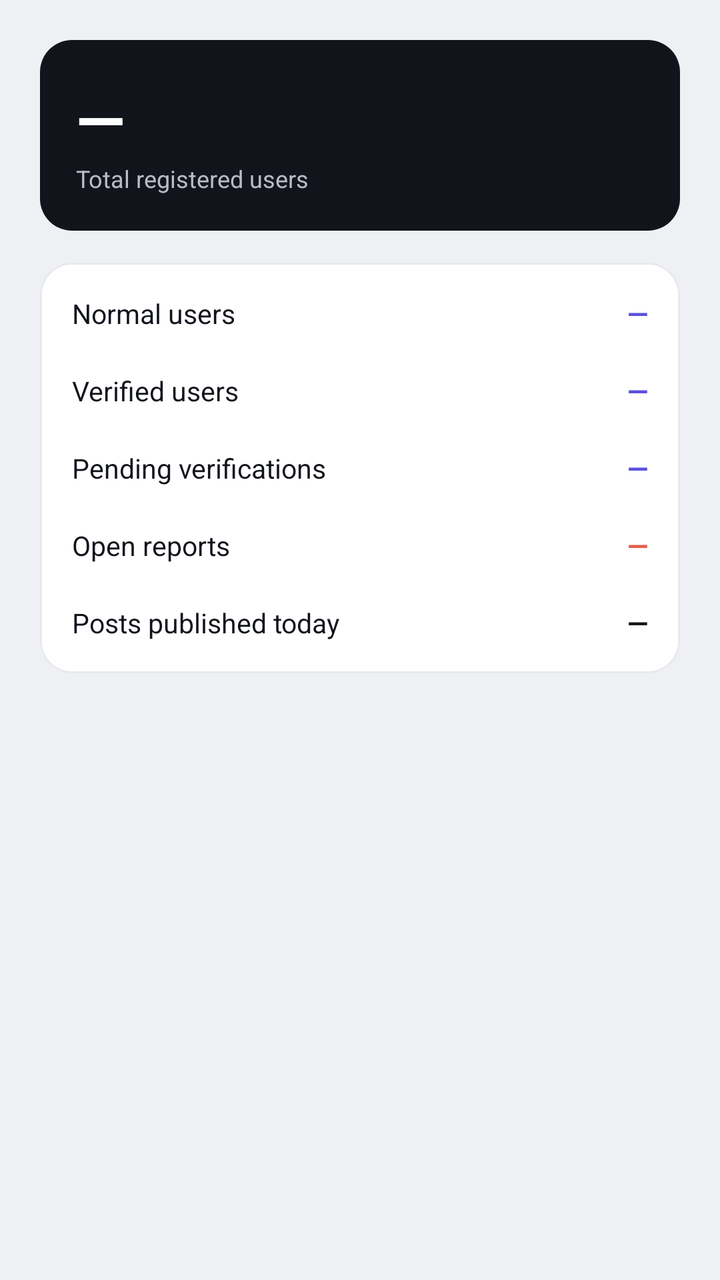
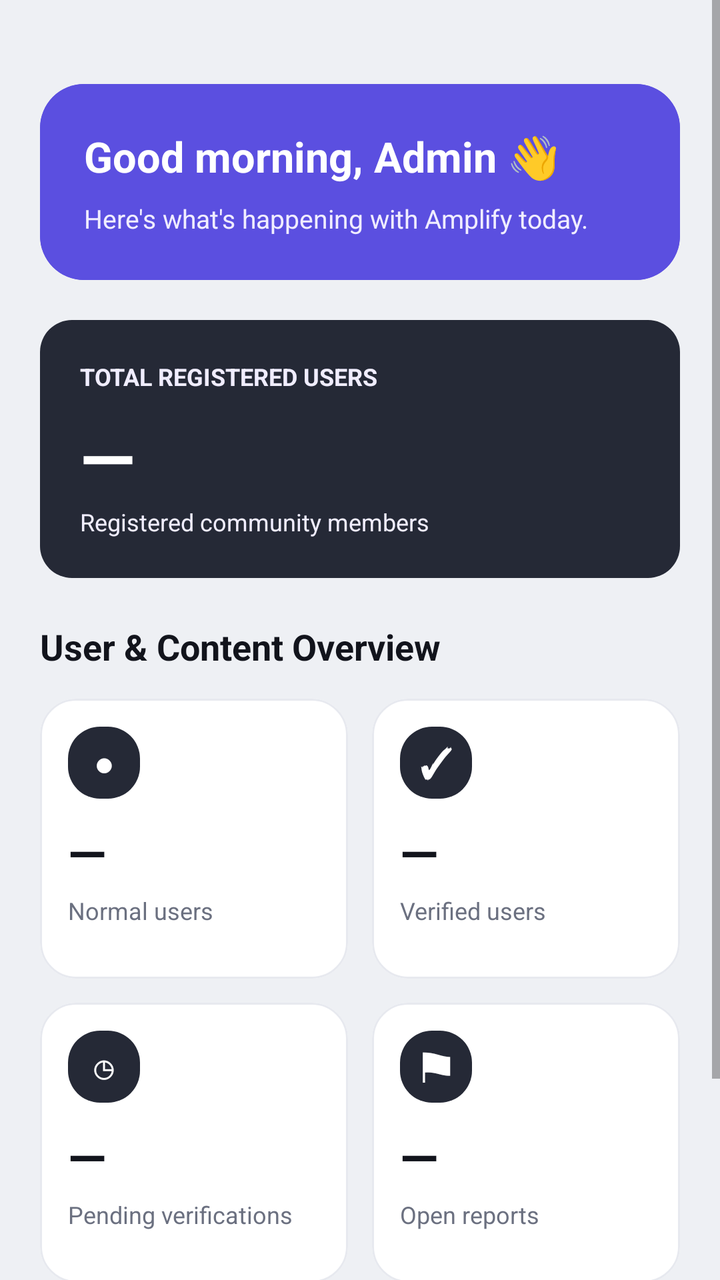

Before-and-after screenshots of an Android layout around one commit, followed by the original layout XML and the change that was made.
<!-- AndroidManifest.xml: application theme Theme.Amplify -->
<!-- res/layout/fragment_admin_home.xml -->
<?xml version="1.0" encoding="utf-8"?>
<LinearLayout
    xmlns:android="http://schemas.android.com/apk/res/android"
    android:layout_width="match_parent"
    android:layout_height="match_parent"
    android:orientation="vertical"
    android:background="@color/paper"
    android:padding="20dp">

    
    <LinearLayout
        android:layout_width="match_parent"
        android:layout_height="wrap_content"
        android:orientation="vertical"
        android:background="@drawable/bg_stat_box"
        android:padding="18dp"
        android:layout_marginBottom="16dp">

        <TextView
            android:id="@+id/tvTotalUsers"
            android:layout_width="wrap_content"
            android:layout_height="wrap_content"
            android:text="—"
            android:textSize="32sp"
            android:textStyle="bold"
            android:textColor="@color/white" />

        <TextView
            android:layout_width="wrap_content"
            android:layout_height="wrap_content"
            android:text="Total registered users"
            android:textSize="12sp"
            android:textColor="#B9BCC7" />

    </LinearLayout>

    
    <com.google.android.material.card.MaterialCardView
        style="@style/Amplify.Card"
        android:layout_width="match_parent"
        android:layout_height="wrap_content">

        <LinearLayout
            android:layout_width="match_parent"
            android:layout_height="wrap_content"
            android:orientation="vertical"
            android:padding="6dp">

            
            <LinearLayout
                android:layout_width="match_parent"
                android:layout_height="wrap_content"
                android:orientation="horizontal"
                android:padding="10dp">

                <TextView
                    android:layout_width="0dp"
                    android:layout_height="wrap_content"
                    android:layout_weight="1"
                    android:text="Normal users"
                    android:textSize="13.5sp"
                    android:textColor="@color/ink" />

                <TextView
                    android:id="@+id/tvNormalUsers"
                    android:layout_width="wrap_content"
                    android:layout_height="wrap_content"
                    android:text="—"
                    android:textSize="13.5sp"
                    android:textStyle="bold"
                    android:textColor="@color/accent" />

            </LinearLayout>

            
            <LinearLayout
                android:layout_width="match_parent"
                android:layout_height="wrap_content"
                android:orientation="horizontal"
                android:padding="10dp">

                <TextView
                    android:layout_width="0dp"
                    android:layout_height="wrap_content"
                    android:layout_weight="1"
                    android:text="Verified users"
                    android:textSize="13.5sp"
                    android:textColor="@color/ink" />

                <TextView
                    android:id="@+id/tvVerifiedUsers"
                    android:layout_width="wrap_content"
                    android:layout_height="wrap_content"
                    android:text="—"
                    android:textSize="13.5sp"
                    android:textStyle="bold"
                    android:textColor="@color/accent" />

            </LinearLayout>

            
            <LinearLayout
                android:layout_width="match_parent"
                android:layout_height="wrap_content"
                android:orientation="horizontal"
                android:padding="10dp">

                <TextView
                    android:layout_width="0dp"
                    android:layout_height="wrap_content"
                    android:layout_weight="1"
                    android:text="Pending verifications"
                    android:textSize="13.5sp"
                    android:textColor="@color/ink" />

                <TextView
                    android:id="@+id/tvPendingVerifications"
                    android:layout_width="wrap_content"
                    android:layout_height="wrap_content"
                    android:text="—"
                    android:textSize="13.5sp"
                    android:textStyle="bold"
                    android:textColor="@color/accent" />

            </LinearLayout>

            
            <LinearLayout
                android:layout_width="match_parent"
                android:layout_height="wrap_content"
                android:orientation="horizontal"
                android:padding="10dp">

                <TextView
                    android:layout_width="0dp"
                    android:layout_height="wrap_content"
                    android:layout_weight="1"
                    android:text="Open reports"
                    android:textSize="13.5sp"
                    android:textColor="@color/ink" />

                <TextView
                    android:id="@+id/tvOpenReports"
                    android:layout_width="wrap_content"
                    android:layout_height="wrap_content"
                    android:text="—"
                    android:textSize="13.5sp"
                    android:textStyle="bold"
                    android:textColor="@color/coral" />

            </LinearLayout>

            
            <LinearLayout
                android:layout_width="match_parent"
                android:layout_height="wrap_content"
                android:orientation="horizontal"
                android:padding="10dp">

                <TextView
                    android:layout_width="0dp"
                    android:layout_height="wrap_content"
                    android:layout_weight="1"
                    android:text="Posts published today"
                    android:textSize="13.5sp"
                    android:textColor="@color/ink" />

                <TextView
                    android:id="@+id/tvPostsToday"
                    android:layout_width="wrap_content"
                    android:layout_height="wrap_content"
                    android:text="—"
                    android:textSize="13.5sp"
                    android:textStyle="bold"
                    android:textColor="@color/ink" />

            </LinearLayout>

        </LinearLayout>

    </com.google.android.material.card.MaterialCardView>

</LinearLayout>
<!-- resources referenced by this layout -->
<resources>
  <color name="accent">#5B4FE0</color>
  <color name="coral">#E85D4C</color>
  <color name="ink">#12141C</color>
  <color name="paper">#EEF0F4</color>
  <color name="white">#FFFFFF</color>
  <!-- drawable bg_stat_box (drawable) -->
  <?xml version="1.0" encoding="utf-8"?>
  <shape xmlns:android="http://schemas.android.com/apk/res/android" android:shape="rectangle">
      <solid android:color="@color/ink" />
      <corners android:radius="16dp" />
  </shape>
  <style name="Amplify.Card" parent="Widget.MaterialComponents.CardView">
          <item name="cardCornerRadius">16dp</item>
          <item name="cardElevation">0dp</item>
          <item name="strokeColor">@color/line_soft</item>
          <item name="strokeWidth">1dp</item>
          <item name="cardBackgroundColor">@color/surface</item>
      </style>
  <style name="Theme.Amplify" parent="Theme.MaterialComponents.Light.NoActionBar">
          <item name="colorPrimary">@color/accent</item>
          <item name="colorPrimaryDark">@color/ink</item>
          <item name="colorAccent">@color/accent</item>
          <item name="android:windowBackground">@color/paper</item>
          <item name="android:statusBarColor">@color/surface</item>
          <item name="android:windowLightStatusBar">true</item>
      </style>
  <color name="line_soft">#E7E9EF</color>
  <color name="surface">#FFFFFF</color>
</resources>

<!-- the commit's change to res/layout/fragment_admin_home.xml (unified diff, before → after) -->
@@ -1,183 +1,387 @@
 <?xml version="1.0" encoding="utf-8"?>
-<LinearLayout
+<ScrollView
     xmlns:android="http://schemas.android.com/apk/res/android"
+    xmlns:app="http://schemas.android.com/apk/res-auto"
     android:layout_width="match_parent"
     android:layout_height="match_parent"
-    android:orientation="vertical"
     android:background="@color/paper"
-    android:padding="20dp">
-
-    
+    android:fillViewport="true"
+    android:clipToPadding="false">
+
     <LinearLayout
         android:layout_width="match_parent"
         android:layout_height="wrap_content"
         android:orientation="vertical"
-        android:background="@drawable/bg_stat_box"
-        android:padding="18dp"
-        android:layout_marginBottom="16dp">
-
-        <TextView
-            android:id="@+id/tvTotalUsers"
-            android:layout_width="wrap_content"
-            android:layout_height="wrap_content"
-            android:text="—"
-            android:textSize="32sp"
-            android:textStyle="bold"
-            android:textColor="@color/white" />
-
-        <TextView
-            android:layout_width="wrap_content"
-            android:layout_height="wrap_content"
-            android:text="Total registered users"
-            android:textSize="12sp"
-            android:textColor="#B9BCC7" />
-
-    </LinearLayout>
-
-    
-    <com.google.android.material.card.MaterialCardView
-        style="@style/Amplify.Card"
-        android:layout_width="match_parent"
-        android:layout_height="wrap_content">
-
+        android:padding="20dp">
+
+        
         <LinearLayout
             android:layout_width="match_parent"
             android:layout_height="wrap_content"
-            android:orientation="vertical"
-            android:padding="6dp">
-
-            
+            android:orientation="horizontal"
+            android:gravity="center_vertical"
+            android:layout_marginBottom="22dp">
+
+            <LinearLayout
+                android:layout_width="0dp"
+                android:layout_height="wrap_content"
+                android:layout_weight="1"
+                android:orientation="vertical"
+                android:paddingStart="12dp">
+
+            </LinearLayout>
+        </LinearLayout>
+
+        
+        <com.google.android.material.card.MaterialCardView
+            android:layout_width="match_parent"
+            android:layout_height="wrap_content"
+            android:layout_marginBottom="20dp"
+            app:cardBackgroundColor="@color/accent"
+            app:cardCornerRadius="22dp"
+            app:cardElevation="0dp"
+            app:strokeWidth="0dp">
+
             <LinearLayout
                 android:layout_width="match_parent"
                 android:layout_height="wrap_content"
+                android:background="@color/accent"
+                android:orientation="vertical"
+                android:padding="22dp">
+
+                <TextView
+                    android:layout_width="match_parent"
+                    android:layout_height="wrap_content"
+                    android:text="Good morning, Admin 👋"
+                    android:textColor="@color/white"
+                    android:textSize="21sp"
+                    android:textStyle="bold" />
+
+                <TextView
+                    android:layout_width="match_parent"
+                    android:layout_height="wrap_content"
+                    android:layout_marginTop="8dp"
+                    android:text="Here's what's happening with Amplify today."
+                    android:textColor="#F0EDFF"
+                    android:textSize="13sp" />
+            </LinearLayout>
+        </com.google.android.material.card.MaterialCardView>
+
+        
+        <LinearLayout
+            android:layout_width="match_parent"
+            android:layout_height="wrap_content"
+            android:orientation="vertical"
+            android:background="@drawable/bg_stat_box"
+            android:padding="20dp"
+            android:layout_marginBottom="22dp">
+
+            <TextView
+                android:layout_width="wrap_content"
+                android:layout_height="wrap_content"
+                android:text="TOTAL REGISTERED USERS"
+                android:textSize="12sp"
+                android:textStyle="bold"
+                android:textColor="#F0EDFF" />
+
+            <TextView
+                android:id="@+id/tvTotalUsers"
+                android:layout_width="wrap_content"
+                android:layout_height="wrap_content"
+                android:layout_marginTop="8dp"
+                android:text="—"
+                android:textSize="36sp"
+                android:textStyle="bold"
+                android:textColor="@color/white" />
+
+            <TextView
+                android:layout_width="wrap_content"
+                android:layout_height="wrap_content"
+                android:text="Registered community members"
+                android:textSize="12sp"
+                android:textColor="#F0EDFF" />
+        </LinearLayout>
+
+        
+        <TextView
+            android:layout_width="match_parent"
+            android:layout_height="wrap_content"
+            android:layout_marginBottom="14dp"
+            android:text="User &amp; Content Overview"
+            android:textColor="@color/ink"
+            android:textSize="18sp"
+            android:textStyle="bold" />
+
+        
+        <LinearLayout
+            android:layout_width="match_parent"
+            android:layout_height="wrap_content"
+            android:orientation="horizontal"
+            android:baselineAligned="false">
+
+            
+            <com.google.android.material.card.MaterialCardView
+                android:layout_width="0dp"
+                android:layout_height="140dp"
+                android:layout_weight="1"
+                android:layout_marginEnd="6dp"
+                android:layout_marginBottom="12dp"
+                app:cardBackgroundColor="@color/surface"
+                app:cardCornerRadius="18dp"
+                app:cardElevation="0dp"
+                app:strokeColor="@color/line_soft"
+                app:strokeWidth="1dp">
+
+                <LinearLayout
+                    android:layout_width="match_parent"
+                    android:layout_height="match_parent"
+                    android:orientation="vertical"
+                    android:padding="14dp">
+
+                    <TextView
+                        android:layout_width="36dp"
+                        android:layout_height="36dp"
+                        android:background="@drawable/bg_stat_box"
+                        android:gravity="center"
+                        android:text="●"
+                        android:textColor="@color/white"
+                        android:textSize="17sp" />
+
+                    <TextView
+                        android:id="@+id/tvNormalUsers"
+                        android:layout_width="match_parent"
+                        android:layout_height="wrap_content"
+                        android:layout_marginTop="10dp"
+                        android:text="—"
+                        android:textColor="@color/ink"
+                        android:textSize="25sp"
+                        android:textStyle="bold" />
+
+                    <TextView
+                        android:layout_width="match_parent"
+                        android:layout_height="wrap_content"
+                        android:layout_marginTop="4dp"
+                        android:text="Normal users"
+                        android:textColor="@color/muted"
+                        android:textSize="12sp" />
+                </LinearLayout>
+            </com.google.android.material.card.MaterialCardView>
+
+            
+            <com.google.android.material.card.MaterialCardView
+                android:layout_width="0dp"
+                android:layout_height="140dp"
+                android:layout_weight="1"
+                android:layout_marginStart="6dp"
+                android:layout_marginBottom="12dp"
+                app:cardBackgroundColor="@color/surface"
+                app:cardCornerRadius="18dp"
+                app:cardElevation="0dp"
+                app:strokeColor="@color/line_soft"
+                app:strokeWidth="1dp">
+
+                <LinearLayout
+                    android:layout_width="match_parent"
+                    android:layout_height="match_parent"
+                    android:orientation="vertical"
+                    android:padding="14dp">
+
+                    <TextView
+                        android:layout_width="36dp"
+                        android:layout_height="36dp"
+                        android:background="@drawable/bg_stat_box"
+                        android:gravity="center"
+                        android:text="✓"
+                        android:textColor="@color/white"
+                        android:textSize="20sp"
+                        android:textStyle="bold" />
+
+                    <TextView
+                        android:id="@+id/tvVerifiedUsers"
+                        android:layout_width="match_parent"
+                        android:layout_height="wrap_content"
+                        android:layout_marginTop="10dp"
+                        android:text="—"
+                        android:textColor="@color/ink"
+                        android:textSize="25sp"
+                        android:textStyle="bold" />
+
+                    <TextView
+                        android:layout_width="match_parent"
+                        android:layout_height="wrap_content"
+                        android:layout_marginTop="4dp"
+                        android:text="Verified users"
+                        android:textColor="@color/muted"
+                        android:textSize="12sp" />
+                </LinearLayout>
+            </com.google.android.material.card.MaterialCardView>
+        </LinearLayout>
+
+        
+        <LinearLayout
+            android:layout_width="match_parent"
+            android:layout_height="wrap_content"
+            android:orientation="horizontal"
+            android:baselineAligned="false">
+
+            
+            <com.google.android.material.card.MaterialCardView
+                android:layout_width="0dp"
+                android:layout_height="140dp"
+                android:layout_weight="1"
+                android:layout_marginEnd="6dp"
+                android:layout_marginBottom="12dp"
+                app:cardBackgroundColor="@color/surface"
+                app:cardCornerRadius="18dp"
+                app:cardElevation="0dp"
+                app:strokeColor="@color/line_soft"
+                app:strokeWidth="1dp">
+
+                <LinearLayout
+                    android:layout_width="match_parent"
+                    android:layout_height="match_parent"
+                    android:orientation="vertical"
+                    android:padding="14dp">
+
+                    <TextView
+                        android:layout_width="36dp"
+                        android:layout_height="36dp"
+                        android:background="@drawable/bg_stat_box"
+                        android:gravity="center"
+                        android:text="◷"
+                        android:textColor="@color/white"
+                        android:textSize="22sp" />
+
+                    <TextView
+                        android:id="@+id/tvPendingVerifications"
+                        android:layout_width="match_parent"
+                        android:layout_height="wrap_content"
+                        android:layout_marginTop="10dp"
+                        android:text="—"
+                        android:textColor="@color/ink"
+                        android:textSize="25sp"
+                        android:textStyle="bold" />
+
+                    <TextView
+                        android:layout_width="match_parent"
+                        android:layout_height="wrap_content"
+                        android:layout_marginTop="4dp"
+                        android:text="Pending verifications"
+                        android:textColor="@color/muted"
+                        android:textSize="12sp" />
+                </LinearLayout>
+            </com.google.android.material.card.MaterialCardView>
+
+            
+            <com.google.android.material.card.MaterialCardView
+                android:layout_width="0dp"
+                android:layout_height="140dp"
+                android:layout_weight="1"
+                android:layout_marginStart="6dp"
+                android:layout_marginBottom="12dp"
+                app:cardBackgroundColor="@color/surface"
+                app:cardCornerRadius="18dp"
+                app:cardElevation="0dp"
+                app:strokeColor="@color/line_soft"
+                app:strokeWidth="1dp">
+
+                <LinearLayout
+                    android:layout_width="match_parent"
+                    android:layout_height="match_parent"
+                    android:orientation="vertical"
+                    android:padding="14dp">
+
+                    <TextView
+                        android:layout_width="36dp"
+                        android:layout_height="36dp"
+                        android:background="@drawable/bg_stat_box"
+                        android:gravity="center"
+                        android:text="⚑"
+                        android:textColor="@color/white"
+                        android:textSize="21sp" />
+
+                    <TextView
+                        android:id="@+id/tvOpenReports"
+                        android:layout_width="match_parent"
+                        android:layout_height="wrap_content"
+                        android:layout_marginTop="10dp"
+                        android:text="—"
+                        android:textColor="@color/ink"
+                        android:textSize="25sp"
+                        android:textStyle="bold" />
+
+                    <TextView
+                        android:layout_width="match_parent"
+                        android:layout_height="wrap_content"
+                        android:layout_marginTop="4dp"
+                        android:text="Open reports"
+                        android:textColor="@color/muted"
+                        android:textSize="12sp" />
+                </LinearLayout>
+            </com.google.android.material.card.MaterialCardView>
+        </LinearLayout>
+
+        
+        <com.google.android.material.card.MaterialCardView
+            android:layout_width="match_parent"
+            android:layout_height="wrap_content"
+            android:layout_marginBottom="12dp"
+            app:cardBackgroundColor="@color/surface"
+            app:cardCornerRadius="18dp"
+            app:cardElevation="0dp"
+            app:strokeColor="@color/line_soft"
+            app:strokeWidth="1dp">
+
+            <LinearLayout
+                android:layout_width="match_parent"
+                android:layout_height="wrap_content"
                 android:orientation="horizontal"
-                android:padding="10dp">
+                android:gravity="center_vertical"
+                android:padding="16dp">
 
                 <TextView
+                    android:layout_width="42dp"
+                    android:layout_height="42dp"
+                    android:background="@drawable/bg_stat_box"
+                    android:gravity="center"
+                    android:text="▤"
+                    android:textColor="@color/white"
+                    android:textSize="23sp" />
+
+                <LinearLayout
                     android:layout_width="0dp"
                     android:layout_height="wrap_content"
                     android:layout_weight="1"
-                    android:text="Normal users"
-                    android:textSize="13.5sp"
-                    android:textColor="@color/ink" />
-
-                <TextView
-                    android:id="@+id/tvNormalUsers"
-                    android:layout_width="wrap_content"
-                    android:layout_height="wrap_content"
-                    android:text="—"
-                    android:textSize="13.5sp"
-                    android:textStyle="bold"
-                    android:textColor="@color/accent" />
-
-            </LinearLayout>
-
-            
-            <LinearLayout
-                android:layout_width="match_parent"
-                android:layout_height="wrap_content"
-                android:orientation="horizontal"
-                android:padding="10dp">
-
-                <TextView
-                    android:layout_width="0dp"
-                    android:layout_height="wrap_content"
-                    android:layout_weight="1"
-                    android:text="Verified users"
-                    android:textSize="13.5sp"
-                    android:textColor="@color/ink" />
-
-                <TextView
-                    android:id="@+id/tvVerifiedUsers"
-                    android:layout_width="wrap_content"
-                    android:layout_height="wrap_content"
-                    android:text="—"
-                    android:textSize="13.5sp"
-                    android:textStyle="bold"
-                    android:textColor="@color/accent" />
-
-            </LinearLayout>
-
-            
-            <LinearLayout
-                android:layout_width="match_parent"
-                android:layout_height="wrap_content"
-                android:orientation="horizontal"
-                android:padding="10dp">
-
-                <TextView
-                    android:layout_width="0dp"
-                    android:layout_height="wrap_content"
-                    android:layout_weight="1"
-                    android:text="Pending verifications"
-                    android:textSize="13.5sp"
-                    android:textColor="@color/ink" />
-
-                <TextView
-                    android:id="@+id/tvPendingVerifications"
-                    android:layout_width="wrap_content"
-                    android:layout_height="wrap_content"
-                    android:text="—"
-                    android:textSize="13.5sp"
-                    android:textStyle="bold"
-                    android:textColor="@color/accent" />
-
-            </LinearLayout>
-
-            
-            <LinearLayout
-                android:layout_width="match_parent"
-                android:layout_height="wrap_content"
-                android:orientation="horizontal"
-                android:padding="10dp">
-
-                <TextView
-                    android:layout_width="0dp"
-                    android:layout_height="wrap_content"
-                    android:layout_weight="1"
-                    android:text="Open reports"
-                    android:textSize="13.5sp"
-                    android:textColor="@color/ink" />
-
-                <TextView
-                    android:id="@+id/tvOpenReports"
-                    android:layout_width="wrap_content"
-                    android:layout_height="wrap_content"
-                    android:text="—"
-                    android:textSize="13.5sp"
-                    android:textStyle="bold"
-                    android:textColor="@color/coral" />
-
-            </LinearLayout>
-
-            
-            <LinearLayout
-                android:layout_width="match_parent"
-                android:layout_height="wrap_content"
-                android:orientation="horizontal"
-                android:padding="10dp">
-
-                <TextView
-                    android:layout_width="0dp"
-                    android:layout_height="wrap_content"
-                    android:layout_weight="1"
-                    android:text="Posts published today"
-                    android:textSize="13.5sp"
-                    android:textColor="@color/ink" />
+                    android:orientation="vertical"
+                    android:paddingStart="12dp">
+
+                    <TextView
+                        android:layout_width="match_parent"
+                        android:layout_height="wrap_content"
+                        android:text="Posts published today"
+                        android:textColor="@color/ink"
+                        android:textSize="14sp"
+                        android:textStyle="bold" />
+
+                    <TextView
+                        android:layout_width="match_parent"
+                        android:layout_height="wrap_content"
+                        android:layout_marginTop="4dp"
+                        android:text="Content shared with the community"
+                        android:textColor="@color/muted"
+                        android:textSize="12sp" />
+                </LinearLayout>
 
                 <TextView
                     android:id="@+id/tvPostsToday"
                     android:layout_width="wrap_content"
                     android:layout_height="wrap_content"
                     android:text="—"
-                    android:textSize="13.5sp"
-                    android:textStyle="bold"
-                    android:textColor="@color/ink" />
-
+                    android:textColor="@color/ink"
+                    android:textSize="24sp"
+                    android:textStyle="bold" />
             </LinearLayout>
-
-        </LinearLayout>
-
-    </com.google.android.material.card.MaterialCardView>
-
-</LinearLayout>
+        </com.google.android.material.card.MaterialCardView>
+
+    </LinearLayout>
+</ScrollView>
<!-- resource entries referenced after the edit -->
@@ -1,23 +1,19 @@
 <!-- resources referenced by this layout -->
 <resources>
   <color name="accent">#5B4FE0</color>
-  <color name="coral">#E85D4C</color>
   <color name="ink">#12141C</color>
   <color name="paper">#EEF0F4</color>
   <color name="white">#FFFFFF</color>
   <!-- drawable bg_stat_box (drawable) -->
   <?xml version="1.0" encoding="utf-8"?>
-  <shape xmlns:android="http://schemas.android.com/apk/res/android" android:shape="rectangle">
-      <solid android:color="@color/ink" />
+  <shape xmlns:android="http://schemas.android.com/apk/res/android"
+      android:shape="rectangle">
+  
+      <solid android:color="#252936" />
+  
       <corners android:radius="16dp" />
+  
   </shape>
-  <style name="Amplify.Card" parent="Widget.MaterialComponents.CardView">
-          <item name="cardCornerRadius">16dp</item>
-          <item name="cardElevation">0dp</item>
-          <item name="strokeColor">@color/line_soft</item>
-          <item name="strokeWidth">1dp</item>
-          <item name="cardBackgroundColor">@color/surface</item>
-      </style>
   <style name="Theme.Amplify" parent="Theme.MaterialComponents.Light.NoActionBar">
           <item name="colorPrimary">@color/accent</item>
           <item name="colorPrimaryDark">@color/ink</item>
@@ -27,6 +23,7 @@
           <item name="android:windowLightStatusBar">true</item>
       </style>
   <color name="line_soft">#E7E9EF</color>
+  <color name="muted">#6B7080</color>
   <color name="surface">#FFFFFF</color>
 </resources>
 
